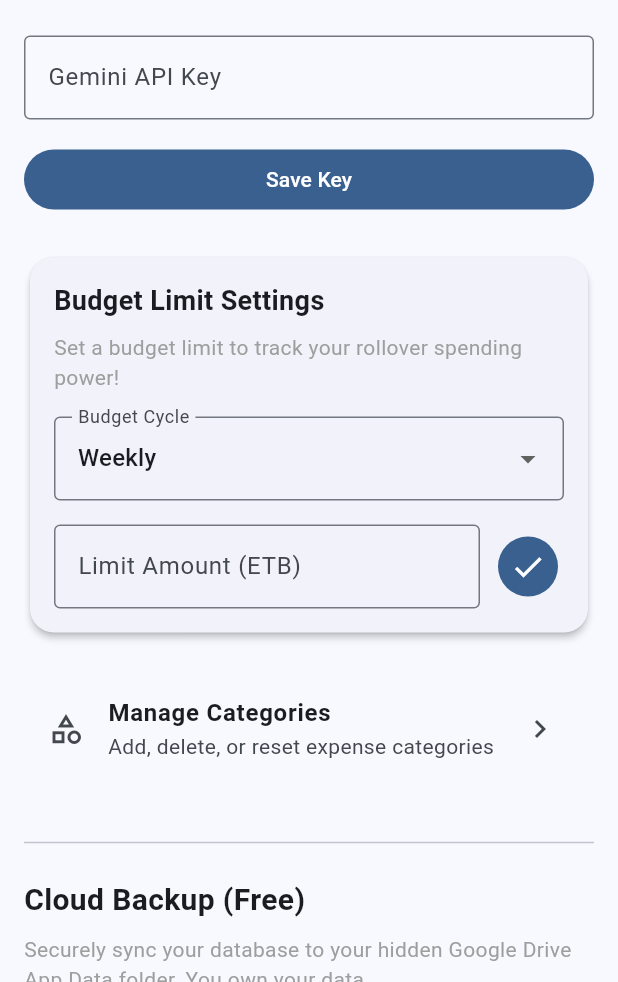
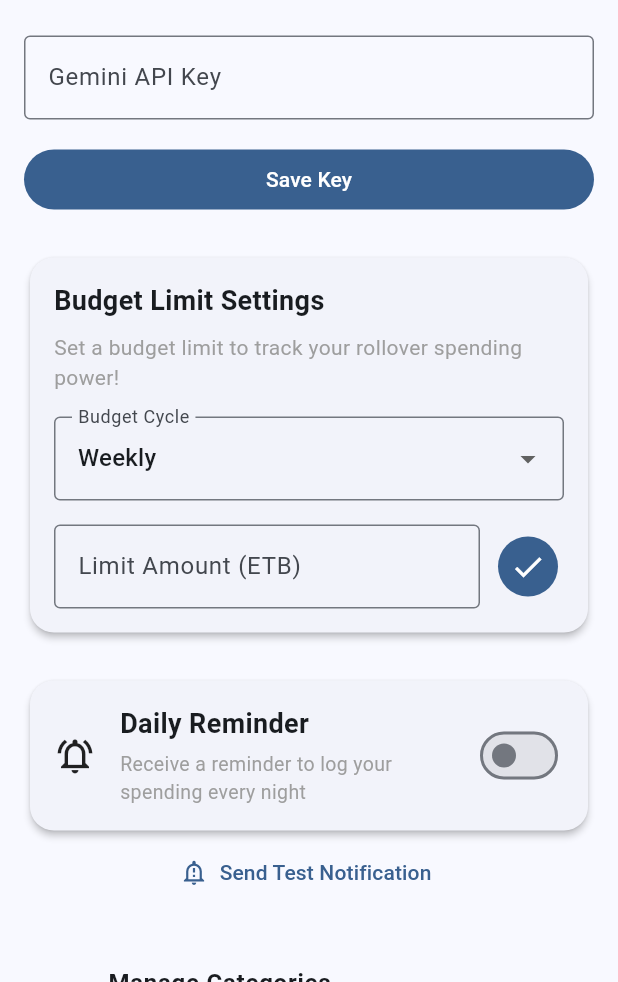
Before and after one commit to PhiliposHailu/BirrNote, a Flutter app: the screen it shows after launch, after a tap on the "settings" icon, on a phone screen of 412 x 824 dp, the part 254-1236 px from its top. Run offline on Flutter 3.47's test engine with Material 3 defaults, Android fonts, the phone set to English and light mode, and no system bars; our stand-ins replace connectivity_plus, drift, fl_chart, flutter_local_notifications, flutter_riverpod, flutter_secure_storage and 5 more; missing offline and left inert: extension_google_sign_in_as_googleapis_auth, googleapis; accounts and stored records are empty; generated files the repository leaves out were written again.

Commit message:
feat: notification

```diff
--- /dev/null
+++ b/lib/core/notifications/notification_service.dart
@@ -0,0 +1,113 @@
+import 'package:flutter_local_notifications/flutter_local_notifications.dart';
+import 'package:flutter_timezone/flutter_timezone.dart';
+import 'package:shared_preferences/shared_preferences.dart';
+import 'package:timezone/data/latest.dart' as tz_data;
+import 'package:timezone/timezone.dart' as tz;
+
+class NotificationService {
+  // 1. Create a private constructor (so nobody else can build new ones)
+  NotificationService._internal();
+
+  // 2. Create the one single "built" instance
+  static final NotificationService _instance = NotificationService._internal();
+
+  // 3. Create a factory constructor that ALWAYS returns the same built instance
+  factory NotificationService() => _instance;
+
+  final FlutterLocalNotificationsPlugin _plugin = FlutterLocalNotificationsPlugin();
+
+  // 1. INITIALIZE ON STARTUP (V22)
+  Future<void> initialize() async {
+     try {
+      // Load the FULL worldwide timezone database (includes Addis Ababa!)
+      tz_data.initializeTimeZones();
+
+      // Fetch the TimezoneInfo object and grab the '.identifier' string
+      final currentTimeZoneInfo = await FlutterTimezone.getLocalTimezone();
+      tz.setLocalLocation(tz.getLocation(currentTimeZoneInfo.identifier));
+    } catch (e) {
+      // DEFENSIVE CODING: If timezone setup ever fails, fallback to standard UTC
+      // so the user's app NEVER crashes to a blank screen!
+      print("Timezone setup failed, falling back to UTC. Error: $e");
+      tz.setLocalLocation(tz.UTC);
+    }
+    const androidSettings = AndroidInitializationSettings('@mipmap/ic_launcher');
+    const initSettings = InitializationSettings(android: androidSettings);
+
+    await _plugin.initialize(settings: initSettings);
+  }
+
+  // 2. FIRST LAUNCH PROMPT LOGIC
+  Future<void> checkFirstTimePrompt() async {
+    final prefs = await SharedPreferences.getInstance();
+    final hasPrompted = prefs.getBool('has_prompted_notifications') ?? false;
+
+    if (!hasPrompted) {
+      await requestPermission();
+      await prefs.setBool('has_prompted_notifications', true);
+    }
+  }
+
+  // 3. CHECK / REQUEST PERMISSION
+  Future<bool> requestPermission() async {
+    final androidPlugin = _plugin.resolvePlatformSpecificImplementation<
+        AndroidFlutterLocalNotificationsPlugin>();
+
+    final granted = await androidPlugin?.requestNotificationsPermission();
+    return granted ?? false;
+  }
+
+  // 4. SCHEDULE DAILY REMINDER (V22)
+  Future<void> scheduleDailyReminder(int hour, int minute) async {
+    await cancelReminder();
+
+    const androidDetails = AndroidNotificationDetails(
+      'daily_reminder_channel',
+      'Daily Reminders',
+      channelDescription: 'Reminds you to log your daily spending',
+      importance: Importance.max,
+      priority: Priority.high,
+    );
+
+    // FIXED: Because the import clash is gone, tz.local is now perfectly matched to Ethiopian Time!
+    final now = tz.TZDateTime.now(tz.local);
+    var scheduledDate = tz.TZDateTime(tz.local, now.year, now.month, now.day, hour, minute);
+
+    if (scheduledDate.isBefore(now)) {
+      scheduledDate = scheduledDate.add(const Duration(days: 1));
+    }
+
+    await _plugin.zonedSchedule(
+      id: 100,
+      title: 'Time to log your spending! 📝',
+      body: 'Keep your daily budget on track. Tap to log today\'s expenses.',
+      scheduledDate: scheduledDate,
+      notificationDetails: const NotificationDetails(android: androidDetails),
+      androidScheduleMode: AndroidScheduleMode.exactAllowWhileIdle,
+      matchDateTimeComponents: DateTimeComponents.time,
+    );
+  }
+
+  // 5. NEW: INSTANT TEST NOTIFICATION (0-second delay)
+  Future<void> showInstantNotification() async {
+    const androidDetails = AndroidNotificationDetails(
+      'instant_test_channel',
+      'Test Notifications',
+      channelDescription: 'Used to test if notifications are working',
+      importance: Importance.max,
+      priority: Priority.high,
+    );
+
+    await _plugin.show(
+      id: 200, // Named!
+      title: 'BirrNote Notifications Working! 🎉', // Named!
+      body: 'If you see this, your phone\'s local notification system is 100% operational.', // Named!
+      notificationDetails: const NotificationDetails(android: androidDetails), // Named!
+    );
+  }
+
+  // 6. CANCEL REMINDER
+  Future<void> cancelReminder() async {
+    await _plugin.cancel(id: 100);
+  }
+}
--- a/lib/features/navigation/presentation/main_nav_screen.dart
+++ b/lib/features/navigation/presentation/main_nav_screen.dart
@@ -3,6 +3,7 @@ import '../../expense_entry/presentation/expense_entry_screen.dart';
 import '../../settings/presentation/settings_screen.dart';
 import '../../dashboard/presentation/dashboard_screen.dart';
 import '../../ai_advisor/presentation/advisor_screen.dart';
+import '../../../core/notifications/notification_service.dart';
 
 class MainNavScreen extends StatefulWidget {
   const MainNavScreen({super.key});
@@ -13,6 +14,15 @@ class MainNavScreen extends StatefulWidget {
 
 class _MainNavScreenState extends State<MainNavScreen> {
   int _currentIndex = 0;
+
+   @override
+  void initState() {
+    super.initState();
+    _currentIndex = 0;
+
+    // THE MAGIC: Wait until the screen is fully drawn, then trigger the first-time prompt!
+    Future.microtask(() => NotificationService().checkFirstTimePrompt());
+  }
 
   @override
   Widget build(BuildContext context) {
--- a/lib/features/settings/presentation/settings_screen.dart
+++ b/lib/features/settings/presentation/settings_screen.dart
@@ -1,9 +1,11 @@
+import 'package:birr_note/core/notifications/notification_service.dart';
 import 'package:flutter/material.dart';
 import 'package:flutter_riverpod/flutter_riverpod.dart';
 import '../../../core/network/api_key_provider.dart';
 import '../data/cloud_sync_service.dart';
 import 'category_settings_screen.dart';
 import 'widgets/weekly_budget_card.dart';
+import 'widgets/daily_reminder_card.dart';
 
 class SettingsScreen extends ConsumerStatefulWidget {
   const SettingsScreen({super.key});
@@ -100,8 +102,19 @@ class _SettingsScreenState extends ConsumerState<SettingsScreen> {
                 ),
               ],
               const SizedBox(height: 24),
-              const WeeklyBudgetCard(), // THE NEW BUDGET CARD!
+              const WeeklyBudgetCard(), // THE BUDGET CARD
               const SizedBox(height: 24),
+              const DailyReminderCard(), // THE DAILY REMINDER CARD
+              Center(
+              child: TextButton.icon(
+                icon: const Icon(Icons.notification_important_outlined),
+                label: const Text('Send Test Notification'),
+                onPressed: () async {
+                  await NotificationService().showInstantNotification();
+                },
+              ),
+            ),
+            const SizedBox(height: 24),
 
               // Navigate to Manage Categories Screen
               ListTile(
--- /dev/null
+++ b/lib/features/settings/presentation/widgets/daily_reminder_card.dart
@@ -0,0 +1,126 @@
+import 'package:flutter/material.dart';
+import 'package:shared_preferences/shared_preferences.dart';
+import '../../../../core/notifications/notification_service.dart';
+
+class DailyReminderCard extends StatefulWidget {
+  const DailyReminderCard({super.key});
+
+  @override
+  State<DailyReminderCard> createState() => _DailyReminderCardState();
+}
+
+class _DailyReminderCardState extends State<DailyReminderCard> {
+  bool _isEnabled = false;
+  int _hour = 21; // Default to 9:00 PM
+  int _minute = 0;
+
+  final _notificationService = NotificationService();
+
+  @override
+  void initState() {
+    super.initState();
+    _loadSettings();
+  }
+
+  // 1. Load saved choices from local storage on bootup
+  Future<void> _loadSettings() async {
+    final prefs = await SharedPreferences.getInstance();
+    setState(() {
+      _isEnabled = prefs.getBool('is_reminder_enabled') ?? false;
+      _hour = prefs.getInt('reminder_hour') ?? 21;
+      _minute = prefs.getInt('reminder_minute') ?? 0;
+    });
+  }
+
+  // 2. The Switch Toggle logic (HCI Permission Check + Clock Picker)
+  Future<void> _toggleReminder(bool value) async {
+    if (value) {
+      // Step A: Request OS permissions (HCI Safety)
+      final granted = await _notificationService.requestPermission();
+      if (!granted) {
+        setState(() => _isEnabled = false);
+        if (mounted) {
+          ScaffoldMessenger.of(context).showSnackBar(
+            const SnackBar(content: Text('Please enable notification permissions first.')),
+          );
+        }
+        return;
+      }
+
+      // Step B: Pop open the native Time Picker Clock Dial
+      if (mounted) {
+        final TimeOfDay? picked = await showTimePicker(
+          context: context,
+          initialTime: TimeOfDay(hour: _hour, minute: _minute),
+        );
+
+        if (picked != null) {
+          setState(() {
+            _isEnabled = true;
+            _hour = picked.hour;
+            _minute = picked.minute;
+          });
+
+          // Save choice to local storage
+          final prefs = await SharedPreferences.getInstance();
+          await prefs.setBool('is_reminder_enabled', true);
+          await prefs.setInt('reminder_hour', picked.hour);
+          await prefs.setInt('reminder_minute', picked.minute);
+
+          // Schedule the repeating alarm inside Android
+          await _notificationService.scheduleDailyReminder(picked.hour, picked.minute);
+        } else {
+          // If they click cancel on the clock picker, keep toggle OFF
+          setState(() => _isEnabled = false);
+        }
+      }
+    } else {
+      // Step C: Turn OFF and cancel the scheduled alarm
+      setState(() => _isEnabled = false);
+      final prefs = await SharedPreferences.getInstance();
+      await prefs.setBool('is_reminder_enabled', false);
+      await _notificationService.cancelReminder();
+    }
+  }
+
+  @override
+  Widget build(BuildContext context) {
+    final time = TimeOfDay(hour: _hour, minute: _minute);
+
+    return Card(
+      elevation: 2,
+      shape: RoundedRectangleBorder(borderRadius: BorderRadius.circular(16)),
+      child: Padding(
+        padding: const EdgeInsets.all(16.0),
+        child: Row(
+          children: [
+            const Icon(Icons.notifications_active_outlined, size: 28),
+            const SizedBox(width: 16),
+            Expanded(
+              child: Column(
+                crossAxisAlignment: CrossAxisAlignment.start,
+                children: [
+                  const Text(
+                    'Daily Reminder',
+                    style: TextStyle(fontSize: 18, fontWeight: FontWeight.bold),
+                  ),
+                  const SizedBox(height: 4),
+                  Text(
+                    _isEnabled
+                        ? 'Remind me daily at ${time.format(context)}'
+                        : 'Receive a reminder to log your spending every night',
+                    style: const TextStyle(color: Colors.grey, fontSize: 13),
+                  ),
+                ],
+              ),
+            ),
+            Switch(
+              value: _isEnabled,
+              onChanged: _toggleReminder, // Pointing strictly to _toggleReminder!
+            ),
+          ],
+        ),
+      ),
+    );
+  }
+}
--- a/lib/main.dart
+++ b/lib/main.dart
@@ -1,9 +1,23 @@
 import 'package:flutter/material.dart';
 import 'package:flutter_riverpod/flutter_riverpod.dart';
 import 'features/navigation/presentation/main_nav_screen.dart';
+import 'core/notifications/notification_service.dart';
 
-void main() {
-  runApp(const ProviderScope(child: BirrNoteApp()));
+
+
+void main() async {
+  WidgetsFlutterBinding.ensureInitialized();
+
+  // Initialize our local notifications!
+  // It will run the first-time prompt once, then stay completely silent!
+  await NotificationService().initialize();
+
+  // 3. Launch the app
+  runApp(
+    const ProviderScope(
+      child: BirrNoteApp(),
+    ),
+  );
 }
 
 class BirrNoteApp extends StatelessWidget {
--- a/pubspec.yaml
+++ b/pubspec.yaml
@@ -47,6 +47,10 @@ dependencies:
   googleapis: ^16.0.0
   googleapis_auth: ^2.3.2
   extension_google_sign_in_as_googleapis_auth: ^3.0.0
+  flutter_local_notifications: ^22.0.1
+  timezone: ^0.11.1
+  flutter_timezone: ^5.1.0
+  shared_preferences: ^2.5.5
 
 dev_dependencies:
   flutter_test:
```
Also changed, not shown: pubspec.lock, 7 other files.
